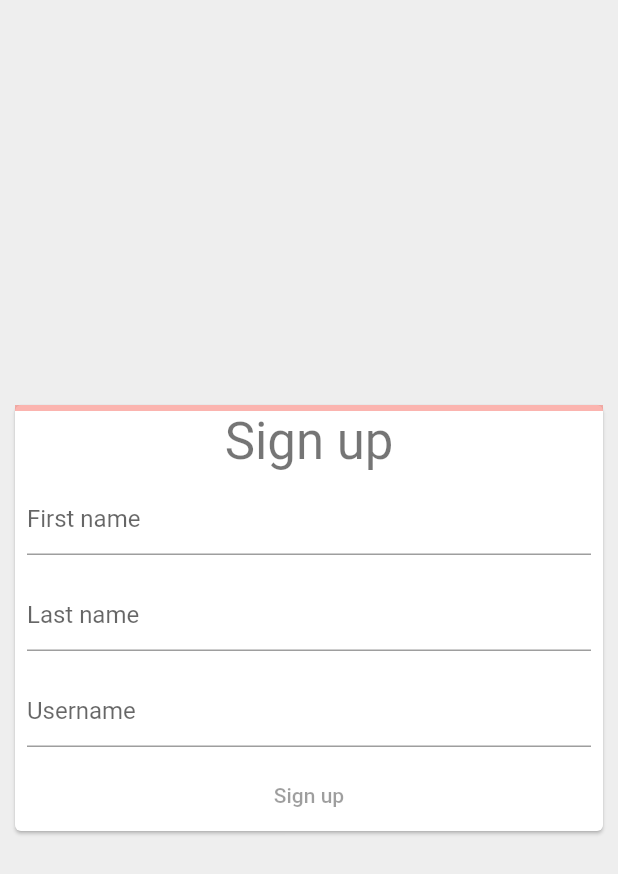
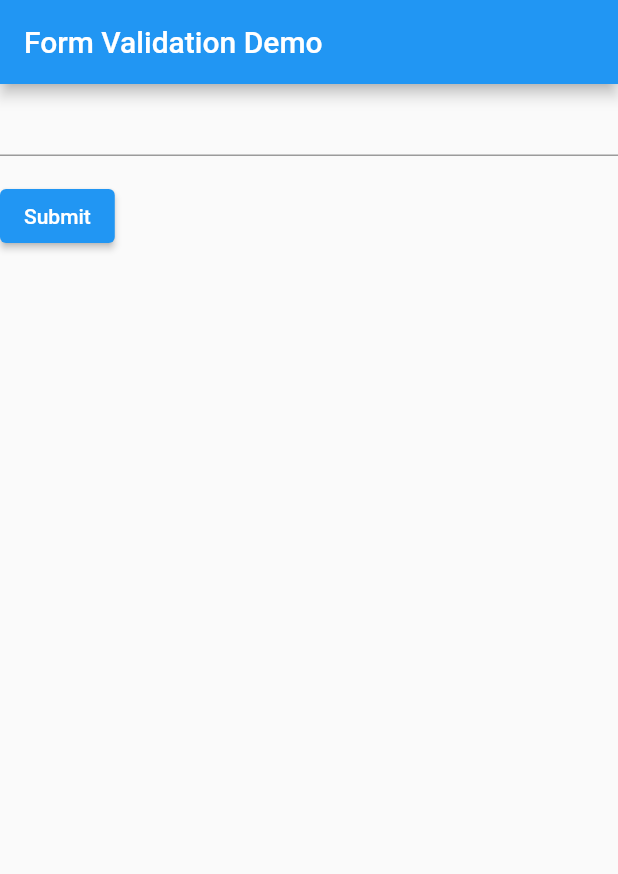
Before and after one commit to sowBoy/learn-flutter, a Flutter app: the screen it shows after launch, on a phone screen of 412 x 824 dp. Shown: the top 874 px of the screen. Run offline on Flutter 3.47's test engine with Material 2 defaults, Android fonts, the phone set to English and light mode, and no system bars.

Commit message:
dealing with forms .

```diff
--- a/lib/main.dart
+++ b/lib/main.dart
@@ -1,186 +1,53 @@
 import 'package:flutter/material.dart';
 
-void main() => runApp(SignUpApp());
+void main() => runApp(MyApp());
 
-class SignUpApp extends StatelessWidget {
+class MyApp extends StatelessWidget {
   @override
   Widget build(BuildContext context) {
+    final appTitle = 'Form Validation Demo';
+
     return MaterialApp(
-      routes: {
-        '/': (context) => SignUpScreen(),
-        '/welcome': (context) => WelcomeScreen(),
-      },
+      title: appTitle,
+      home: Scaffold(appBar: AppBar(title: Text(appTitle),),body: MyCustomForm(),),
     );
   }
 }
 
-class SignUpScreen extends StatelessWidget {
-  @override
-  Widget build(BuildContext context) {
-    return Scaffold(
-      backgroundColor: Colors.grey[200],
-      body: Center(
-        child: SizedBox(
-          width: 400,
-          child: Card(
-            child: SignUpForm(),
-          ),
-        ),
-      ),
-    );
-  }
+class MyCustomForm extends StatefulWidget {
+   @override
+   MyCustomFormState createState() {
+     return MyCustomFormState();
+   }
 }
 
-class WelcomeScreen extends StatelessWidget {
-  @override
-  Widget build(BuildContext context) {
-    return Scaffold(
-        body: Center(
-            child: Text('Welcome!',
-                style: Theme.of(context).textTheme.headline2)));
-  }
-}
-
-class SignUpForm extends StatefulWidget {
-  @override
-  _SignUpFormState createState() => _SignUpFormState();
-}
-
-class _SignUpFormState extends State<SignUpForm> {
-  final _firstNameTextController = TextEditingController();
-  final _lastNameTextController = TextEditingController();
-  final _usernameTextController = TextEditingController();
-
-  double _formProgress = 0;
-
-  void _updateFormProgress() {
-    var progress = 0.0;
-    final controllers = [
-      _firstNameTextController,
-      _lastNameTextController,
-      _usernameTextController
-    ];
-
-    for (final controller in controllers) {
-      if (controller.value.text.isNotEmpty) {
-        progress += 1 / controllers.length;
-      }
-    }
-
-    setState(() {
-      _formProgress = progress;
-    });
-  }
-
-  void _showWelcomeScreen() {
-    Navigator.of(context).pushNamed('/welcome');
-  }
+class MyCustomFormState extends State<MyCustomForm> {
+  final _formKey = GlobalKey<FormState>();
 
   @override
   Widget build(BuildContext context) {
     return Form(
-      onChanged: _updateFormProgress,
-      child: Column(
-        mainAxisSize: MainAxisSize.min,
-        children: [
-          AnimatedProgressIndicator(value: _formProgress),
-          Text('Sign up', style: Theme.of(context).textTheme.headline4),
-          Padding(
-            padding: EdgeInsets.all(8.0),
-            child: TextFormField(
-              controller: _firstNameTextController,
-              decoration: InputDecoration(hintText: 'First name'),
+       key: _formKey,
+       child: Column(
+         crossAxisAlignment: CrossAxisAlignment.start,
+         children: <Widget>[
+            TextFormField(
+              validator: (value) {
+                if(value == null || value.isEmpty) {
+                   return 'Please enter some text';
+                }
+                return null;
+              },
             ),
-          ),
-          Padding(
-            padding: EdgeInsets.all(8.0),
-            child: TextFormField(
-              controller: _lastNameTextController,
-              decoration: InputDecoration(hintText: 'Last name'),
-            ),
-          ),
-          Padding(
-            padding: EdgeInsets.all(8.0),
-            child: TextFormField(
-              controller: _usernameTextController,
-              decoration: InputDecoration(hintText: 'Username'),
-            ),
-          ),
-          TextButton(
-            style: ButtonStyle(
-              foregroundColor: MaterialStateProperty.resolveWith(
-                  (Set<MaterialState> states) {
-                return states.contains(MaterialState.disabled)
-                    ? null
-                    : Colors.white;
-              }),
-              backgroundColor: MaterialStateProperty.resolveWith(
-                  (Set<MaterialState> states) {
-                return states.contains(MaterialState.disabled)
-                    ? null
-                    : Colors.blue;
-              }),
-            ),
-            onPressed: _formProgress == 1 ? _showWelcomeScreen : null,
-            child: Text('Sign up'),
-          ),
-        ],
-      ),
+            Padding(padding: const EdgeInsets.symmetric(vertical: 16.0),
+            child: ElevatedButton(onPressed: () {
+              if(_formKey.currentState!.validate()) {
+                ScaffoldMessenger.of(context).showSnackBar(SnackBar(content: Text('Processing Data')));
+              }
+            },
+            child: Text('Submit'),),),
+         ],
+       ),
     );
   }
 }
-
-class AnimatedProgressIndicator extends StatefulWidget {
-  final double value;
-
-  AnimatedProgressIndicator({required this.value});
-
-  @override
-  State<StatefulWidget> createState() {
-    return _AnimatedProgressIndicatorState();
-  }
-}
-
-class _AnimatedProgressIndicatorState extends State<AnimatedProgressIndicator>
-    with SingleTickerProviderStateMixin {
-  late AnimationController _controller;
-  late Animation<Color?> _colorAnimation;
-  late Animation<double> _curveAnimation;
-
-  void initState() {
-    super.initState();
-    _controller = AnimationController(
-        duration: Duration(milliseconds: 1200), vsync: this);
-
-    final colorTween = TweenSequence([
-      TweenSequenceItem(
-          tween: ColorTween(begin: Colors.red, end: Colors.orange), weight: 1),
-      TweenSequenceItem(
-          tween: ColorTween(begin: Colors.orange, end: Colors.yellow),
-          weight: 1),
-      TweenSequenceItem(
-          tween: ColorTween(begin: Colors.yellow, end: Colors.green), weight: 1)
-    ]);
-
-    _colorAnimation = _controller.drive(colorTween);
-    _curveAnimation = _controller.drive(CurveTween(curve: Curves.easeIn));
-  }
-
-  @override
-  void didUpdateWidget(oldWidget) {
-    super.didUpdateWidget(oldWidget);
-    _controller.animateTo(widget.value);
-  }
-
-  @override
-  Widget build(BuildContext context) {
-    return AnimatedBuilder(
-      animation: _controller,
-      builder: (context, child) => LinearProgressIndicator(
-        value: _curveAnimation.value,
-        valueColor: _colorAnimation,
-        backgroundColor: _colorAnimation.value?.withOpacity(0.4),
-      ),
-    );
-  }
-}
```
